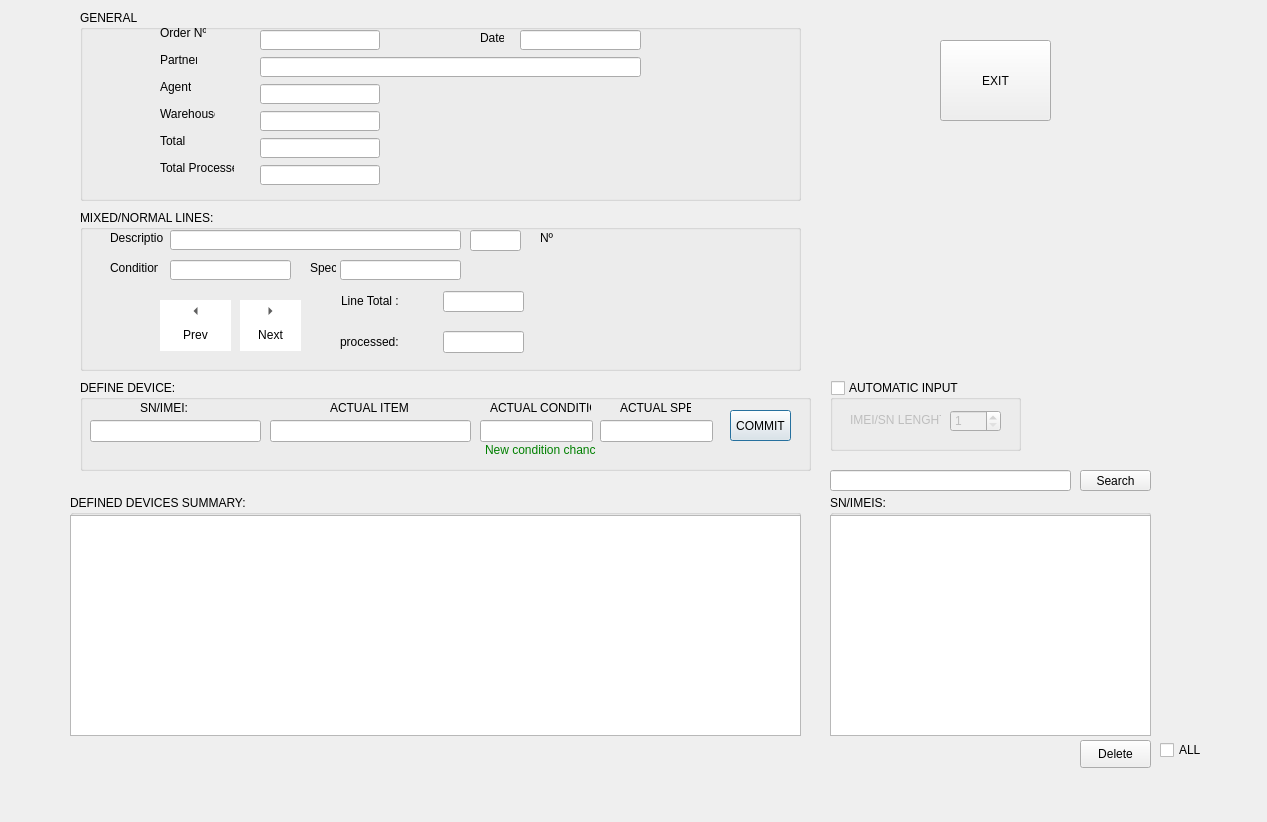
First picture: the form in uis/reception_order.ui, repository andrei219/euromedia, before the edit.
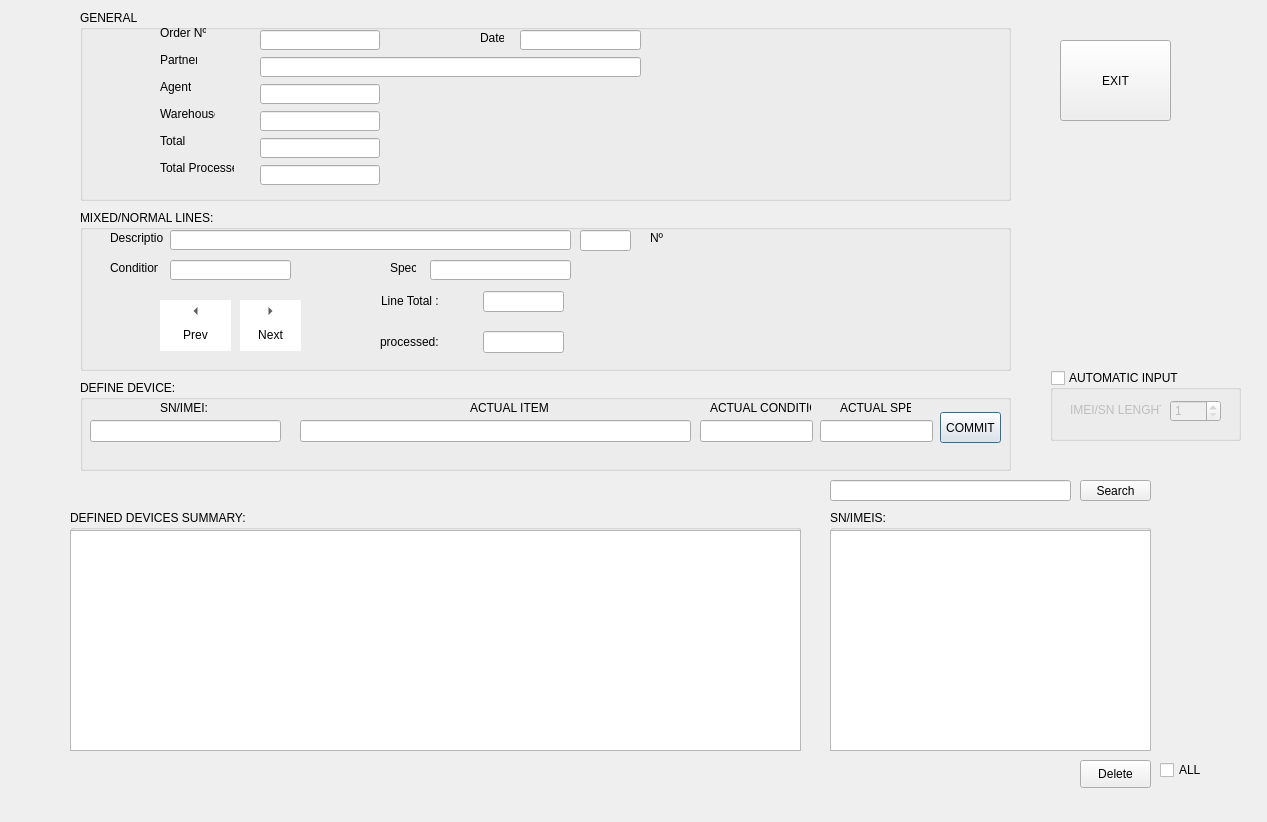
Second picture: the form after the edit. Icons and pictures are not drawn.

Commit message: Implemented purchases and reception with new item types

```diff
--- a/uis/reception_order.ui
+++ b/uis/reception_order.ui
@@ -22,7 +22,7 @@
     <rect>
      <x>80</x>
      <y>380</y>
-     <width>731</width>
+     <width>931</width>
      <height>91</height>
     </rect>
    </property>
@@ -34,7 +34,7 @@
      <rect>
       <x>10</x>
       <y>40</y>
-      <width>171</width>
+      <width>191</width>
       <height>22</height>
      </rect>
     </property>
@@ -42,9 +42,9 @@
    <widget class="QLineEdit" name="actual_item">
     <property name="geometry">
      <rect>
-      <x>190</x>
+      <x>220</x>
       <y>40</y>
-      <width>201</width>
+      <width>391</width>
       <height>22</height>
      </rect>
     </property>
@@ -55,7 +55,7 @@
    <widget class="QLineEdit" name="actual_condition">
     <property name="geometry">
      <rect>
-      <x>400</x>
+      <x>620</x>
       <y>40</y>
       <width>113</width>
       <height>22</height>
@@ -65,7 +65,7 @@
    <widget class="QLineEdit" name="actual_spec">
     <property name="geometry">
      <rect>
-      <x>520</x>
+      <x>740</x>
       <y>40</y>
       <width>113</width>
       <height>22</height>
@@ -75,7 +75,7 @@
    <widget class="QLabel" name="label_4">
     <property name="geometry">
      <rect>
-      <x>60</x>
+      <x>80</x>
       <y>20</y>
       <width>55</width>
       <height>16</height>
@@ -88,7 +88,7 @@
    <widget class="QLabel" name="label_5">
     <property name="geometry">
      <rect>
-      <x>250</x>
+      <x>390</x>
       <y>20</y>
       <width>91</width>
       <height>16</height>
@@ -101,7 +101,7 @@
    <widget class="QLabel" name="label_6">
     <property name="geometry">
      <rect>
-      <x>410</x>
+      <x>630</x>
       <y>20</y>
       <width>101</width>
       <height>16</height>
@@ -114,7 +114,7 @@
    <widget class="QLabel" name="label_7">
     <property name="geometry">
      <rect>
-      <x>540</x>
+      <x>760</x>
       <y>20</y>
       <width>71</width>
       <height>16</height>
@@ -127,8 +127,8 @@
    <widget class="QPushButton" name="commit">
     <property name="geometry">
      <rect>
-      <x>650</x>
-      <y>30</y>
+      <x>860</x>
+      <y>32</y>
       <width>61</width>
       <height>31</height>
      </rect>
@@ -143,28 +143,12 @@
      <bool>false</bool>
     </property>
    </widget>
-   <widget class="QLabel" name="chance_label">
-    <property name="geometry">
-     <rect>
-      <x>405</x>
-      <y>60</y>
-      <width>111</width>
-      <height>20</height>
-     </rect>
-    </property>
-    <property name="styleSheet">
-     <string notr="true">color:green</string>
-    </property>
-    <property name="text">
-     <string>New condition chance</string>
-    </property>
-   </widget>
   </widget>
   <widget class="QGroupBox" name="groupBox_2">
    <property name="geometry">
     <rect>
      <x>70</x>
-     <y>495</y>
+     <y>510</y>
      <width>731</width>
      <height>241</height>
     </rect>
@@ -187,7 +171,7 @@
    <property name="geometry">
     <rect>
      <x>830</x>
-     <y>495</y>
+     <y>510</y>
      <width>321</width>
      <height>241</height>
     </rect>
@@ -209,7 +193,7 @@
   <widget class="QPushButton" name="exit">
    <property name="geometry">
     <rect>
-     <x>940</x>
+     <x>1060</x>
      <y>40</y>
      <width>111</width>
      <height>81</height>
@@ -224,7 +208,7 @@
     <rect>
      <x>80</x>
      <y>10</y>
-     <width>721</width>
+     <width>931</width>
      <height>191</height>
     </rect>
    </property>
@@ -467,7 +451,7 @@
     <rect>
      <x>80</x>
      <y>210</y>
-     <width>721</width>
+     <width>931</width>
      <height>161</height>
     </rect>
    </property>
@@ -520,7 +504,7 @@
      <rect>
       <x>90</x>
       <y>20</y>
-      <width>291</width>
+      <width>401</width>
       <height>20</height>
      </rect>
     </property>
@@ -534,9 +518,9 @@
     </property>
     <property name="geometry">
      <rect>
-      <x>260</x>
+      <x>350</x>
       <y>50</y>
-      <width>121</width>
+      <width>141</width>
       <height>20</height>
      </rect>
     </property>
@@ -598,7 +582,7 @@
    <widget class="QWidget" name="layoutWidget">
     <property name="geometry">
      <rect>
-      <x>260</x>
+      <x>300</x>
       <y>120</y>
       <width>184</width>
       <height>24</height>
@@ -648,7 +632,7 @@
     </property>
     <property name="geometry">
      <rect>
-      <x>390</x>
+      <x>500</x>
       <y>20</y>
       <width>51</width>
       <height>21</height>
@@ -661,7 +645,7 @@
    <widget class="QLabel" name="Label2_3">
     <property name="geometry">
      <rect>
-      <x>230</x>
+      <x>310</x>
       <y>50</y>
       <width>26</width>
       <height>16</height>
@@ -706,7 +690,7 @@
    <widget class="QWidget" name="layoutWidget_2">
     <property name="geometry">
      <rect>
-      <x>260</x>
+      <x>300</x>
       <y>80</y>
       <width>185</width>
       <height>23</height>
@@ -759,7 +743,7 @@
    <widget class="QLabel" name="label_2">
     <property name="geometry">
      <rect>
-      <x>460</x>
+      <x>570</x>
       <y>20</y>
       <width>31</width>
       <height>16</height>
@@ -772,7 +756,7 @@
    <widget class="QLabel" name="overflow">
     <property name="geometry">
      <rect>
-      <x>520</x>
+      <x>560</x>
       <y>50</y>
       <width>141</width>
       <height>16</height>
@@ -790,7 +774,7 @@
    <property name="geometry">
     <rect>
      <x>1080</x>
-     <y>740</y>
+     <y>760</y>
      <width>71</width>
      <height>28</height>
     </rect>
@@ -803,7 +787,7 @@
    <property name="geometry">
     <rect>
      <x>830</x>
-     <y>470</y>
+     <y>480</y>
      <width>241</width>
      <height>21</height>
     </rect>
@@ -813,7 +797,7 @@
    <property name="geometry">
     <rect>
      <x>1080</x>
-     <y>470</y>
+     <y>480</y>
      <width>71</width>
      <height>21</height>
     </rect>
@@ -826,7 +810,7 @@
    <property name="geometry">
     <rect>
      <x>1160</x>
-     <y>740</y>
+     <y>760</y>
      <width>51</width>
      <height>20</height>
     </rect>
@@ -838,8 +822,8 @@
   <widget class="QGroupBox" name="automatic">
    <property name="geometry">
     <rect>
-     <x>830</x>
-     <y>380</y>
+     <x>1050</x>
+     <y>370</y>
      <width>191</width>
      <height>71</height>
     </rect>
```
Left out of the diff: 2 changed lines with no effect on the pictures. The commit also changes 14 other files.
